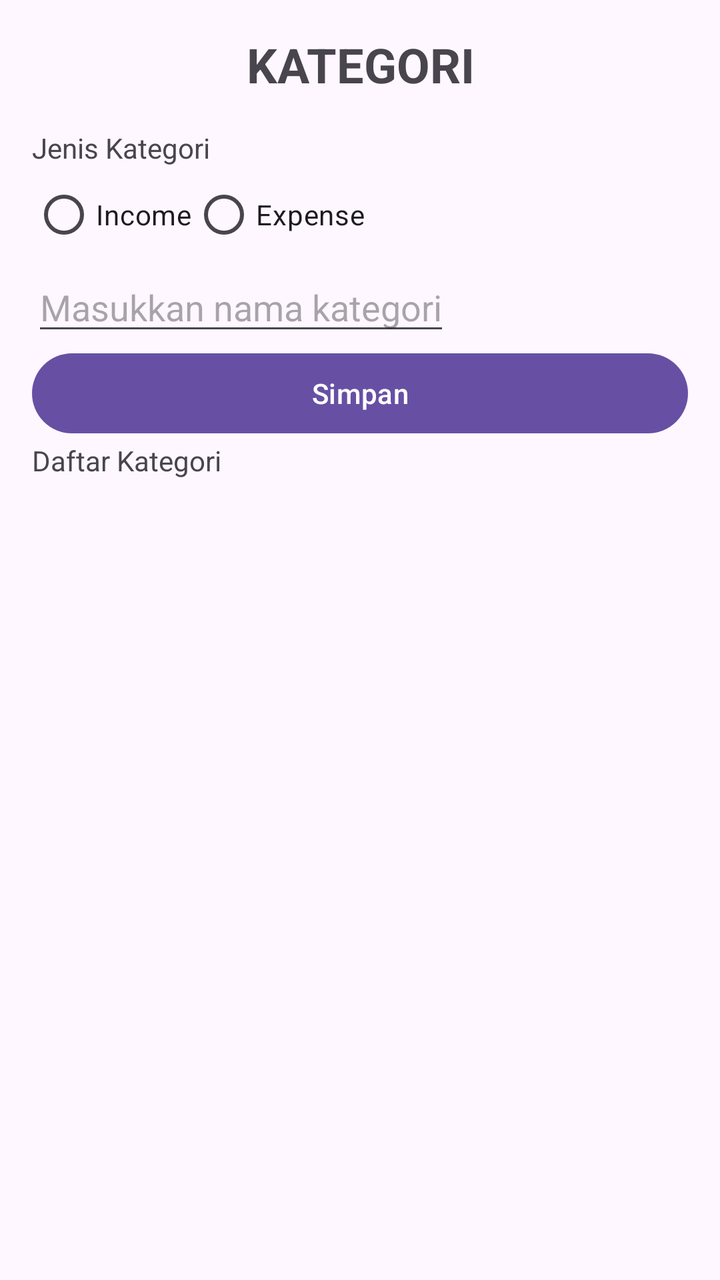
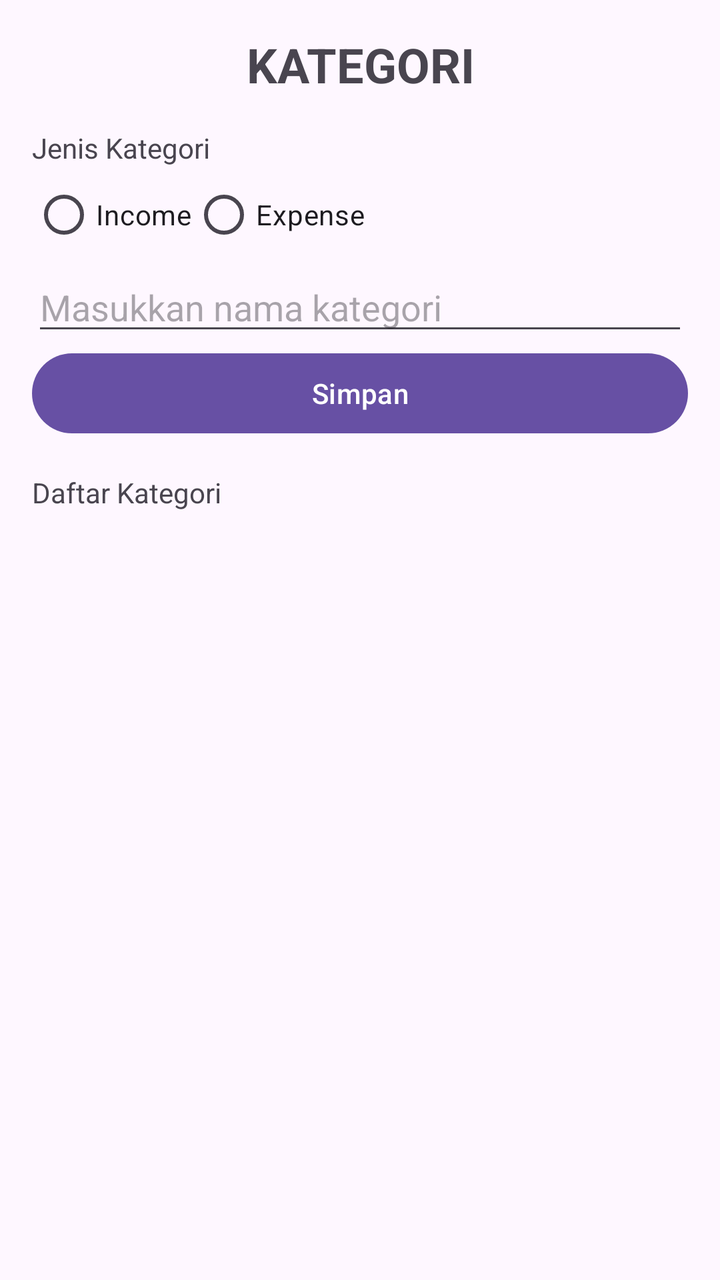

An Android layout rendered at two revisions. The XML below is the earlier revision; the diff shows what the commit changed to produce the second picture.
<!-- AndroidManifest.xml: application theme Theme.Dompetku -->
<!-- res/layout/fragment_kategori.xml -->
<?xml version="1.0" encoding="utf-8"?>
<LinearLayout xmlns:android="http://schemas.android.com/apk/res/android"
    xmlns:tools="http://schemas.android.com/tools"
    android:layout_width="match_parent"
    android:layout_height="match_parent"
    android:orientation="vertical"
    tools:context=".KategoriFragment"
    android:padding="16dp">

    <TextView
        android:layout_width="match_parent"
        android:layout_height="wrap_content"
        android:text="KATEGORI"
        android:textStyle="bold"
        android:textSize="24sp"
        android:layout_marginBottom="16dp"
        android:gravity="center"/>
    <TextView
        android:layout_width="match_parent"
        android:layout_height="wrap_content"
        android:text="Jenis Kategori"/>
    <RadioGroup
        android:layout_width="wrap_content"
        android:layout_height="wrap_content"
        android:id="@+id/rgJenis"
        android:orientation="horizontal">

        <RadioButton
            android:layout_width="wrap_content"
            android:layout_height="wrap_content"
            android:id="@+id/rbIncome"
            android:text="Income"/>

        <RadioButton
            android:layout_width="wrap_content"
            android:layout_height="wrap_content"
            android:id="@+id/rbExpense"
            android:text="Expense"/>

    </RadioGroup>
    <EditText
        android:layout_width="wrap_content"
        android:layout_height="wrap_content"
        android:id="@+id/etNamaKategori"
        android:hint="Masukkan nama kategori"/>
    <Button
        android:layout_width="match_parent"
        android:layout_height="wrap_content"
        android:id="@+id/btnSimpanKategori"
        android:text="Simpan"/>
    
    <TextView
        android:layout_width="match_parent"
        android:layout_height="wrap_content"
        android:id="@+id/tvDaftarKategori"
        android:text="Daftar Kategori"/>

</LinearLayout>
<!-- resources referenced by this layout -->
<resources>
  <style name="Theme.Dompetku" parent="Base.Theme.Dompetku" />
  <style name="Base.Theme.Dompetku" parent="Theme.Material3.DayNight.NoActionBar">
          
          
      </style>
</resources>

<!-- the commit's change to res/layout/fragment_kategori.xml (unified diff, before → after) -->
@@ -39,20 +39,22 @@
 
     </RadioGroup>
     <EditText
-        android:layout_width="wrap_content"
+        android:layout_width="match_parent"
         android:layout_height="wrap_content"
         android:id="@+id/etNamaKategori"
+        android:inputType="text"
         android:hint="Masukkan nama kategori"/>
     <Button
         android:layout_width="match_parent"
         android:layout_height="wrap_content"
         android:id="@+id/btnSimpanKategori"
         android:text="Simpan"/>
-    
+
     <TextView
         android:layout_width="match_parent"
         android:layout_height="wrap_content"
         android:id="@+id/tvDaftarKategori"
-        android:text="Daftar Kategori"/>
+        android:text="Daftar Kategori"
+        android:layout_marginTop="16dp"/>
 
 </LinearLayout>
